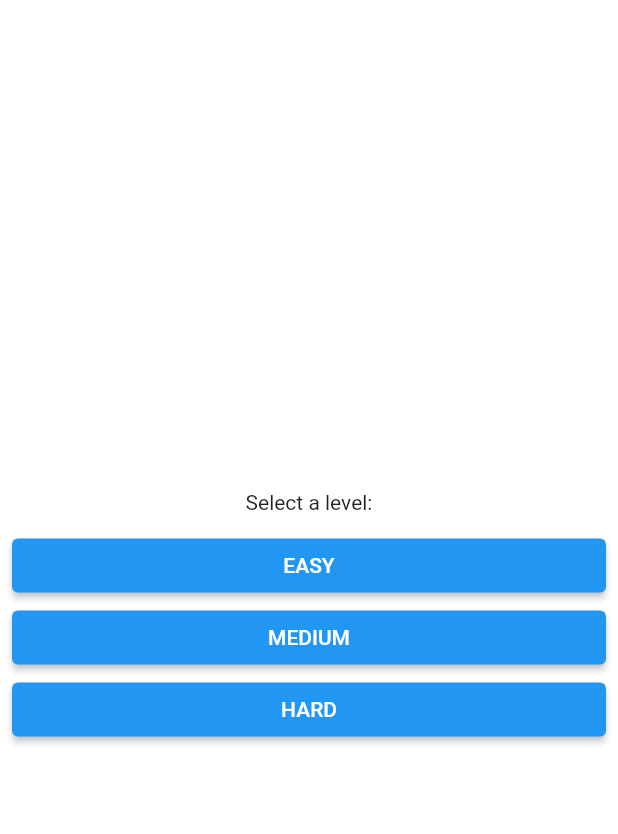
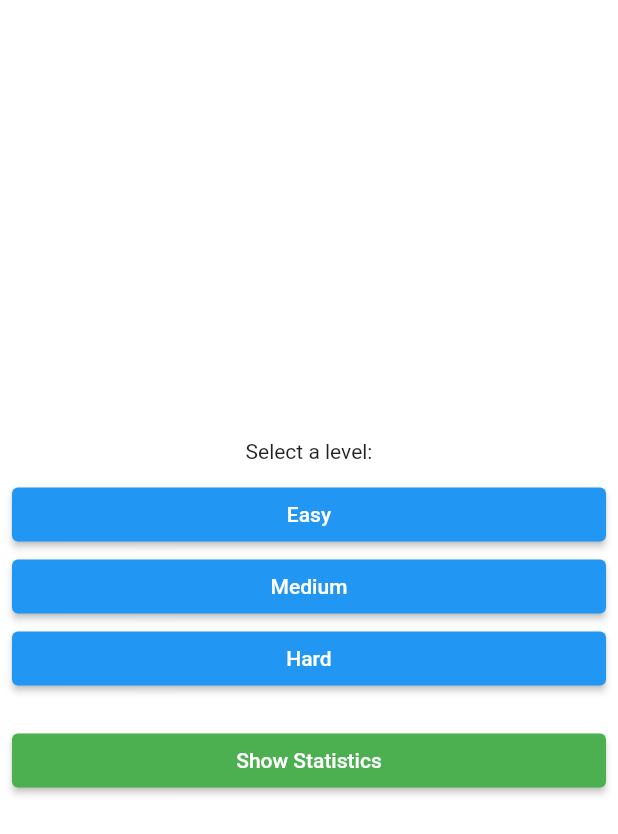
Before and after one commit to xandecoelho5/app-ideas, a Flutter app: the screen it shows after launch, on a phone screen of 412 x 824 dp. Shown: the top 834 px of the screen. Run offline on Flutter 3.47's test engine with Material 2 defaults, Android fonts, the phone set to English and light mode, and no system bars; our stand-ins replace flutter_staggered_animations, get_it.

Commit message:
refactored basically all project - updated readme; - added statistics (win/losses/plays/best times); - added a bar and time to limit the time of game;

```diff
--- /dev/null
+++ b/tier1/card_memory_game/lib/home_screen.dart
@@ -0,0 +1,135 @@
+import 'package:card_memory_game/statistic_controller.dart';
+import 'package:card_memory_game/statistic_widget.dart';
+import 'package:flutter/material.dart';
+
+import 'game.dart';
+import 'game_controller.dart';
+import 'level.dart';
+import 'main.dart';
+
+class HomeScreen extends StatefulWidget {
+  const HomeScreen({Key? key}) : super(key: key);
+
+  @override
+  State<HomeScreen> createState() => _HomeScreenState();
+}
+
+class _HomeScreenState extends State<HomeScreen> {
+  final _gameController = getIt.get<GameController>();
+  bool _isPlaying = false;
+  bool _gameEnded = false;
+  String _gameEndMessage = '';
+
+  @override
+  void initState() {
+    super.initState();
+
+    _gameController.addOnGameEndListener((won) {
+      setState(() {
+        _gameEnded = true;
+        _gameEndMessage = won
+            ? 'Congratulations, you spent ${_gameController.ticks} seconds!!!'
+            : 'Sorry, you lost!';
+      });
+      if (won) {
+        getIt
+            .get<StatisticController>()
+            .updateTime(_gameController.level, _gameController.ticks);
+      }
+      getIt.get<StatisticController>().updateStatistic(won);
+    });
+  }
+
+  void onPlayAgainPressed() {
+    setState(() {
+      _isPlaying = false;
+      _gameEnded = false;
+    });
+  }
+
+  void onLevelSelect(Level level) {
+    setState(() {
+      _isPlaying = true;
+      _gameController.level = level;
+      _gameController.startGame();
+    });
+  }
+
+  void onShowStatisticsPressed() {
+    showDialog(
+      context: context,
+      builder: (context) {
+        return AlertDialog(
+          title: const Text('Statistics'),
+          content: const StatisticWidget(),
+          actions: [
+            TextButton(
+              onPressed: () => Navigator.of(context).pop(),
+              child: const Text('Close'),
+            ),
+          ],
+        );
+      },
+    );
+  }
+
+  _levelWidgets() {
+    return [
+      const Text(
+        'Select a level: ',
+        textAlign: TextAlign.center,
+      ),
+      const SizedBox(height: 10),
+      ...Level.values
+          .map(
+            (level) => ElevatedButton(
+              onPressed: () => onLevelSelect(level),
+              child: Text(level.description),
+            ),
+          )
+          .toList(),
+      Padding(
+        padding: const EdgeInsets.only(top: 20.0),
+        child: ElevatedButton(
+          style: ElevatedButton.styleFrom(
+            backgroundColor: Colors.green,
+          ),
+          onPressed: onShowStatisticsPressed,
+          child: const Text('Show Statistics'),
+        ),
+      ),
+    ];
+  }
+
+  _endedGameWidgets() {
+    return [
+      Text(_gameEndMessage, style: const TextStyle(fontSize: 16)),
+      if (_gameEnded)
+        ElevatedButton(
+          onPressed: onPlayAgainPressed,
+          child: const Text('Play again'),
+        ),
+    ];
+  }
+
+  @override
+  Widget build(BuildContext context) {
+    return Scaffold(
+      backgroundColor: Colors.white,
+      body: SafeArea(
+        child: Padding(
+          padding: const EdgeInsets.all(8.0),
+          child: Column(
+            crossAxisAlignment: CrossAxisAlignment.stretch,
+            mainAxisAlignment: MainAxisAlignment.center,
+            children: [
+              if (!_isPlaying) ..._levelWidgets(),
+              if (_isPlaying) const Game(),
+              if (_gameEnded) ..._endedGameWidgets(),
+            ],
+          ),
+        ),
+      ),
+    );
+  }
+}
--- a/tier1/card_memory_game/lib/level.dart
+++ b/tier1/card_memory_game/lib/level.dart
@@ -1,10 +1,12 @@
 enum Level {
-  easy(2, 100.0),
-  medium(4, 50.0),
-  hard(6, 35.0);
+  easy('Easy', 2, 100.0, 5000),
+  medium('Medium', 4, 50.0, 60000),
+  hard('Hard', 6, 35.0, 300000);
 
-  const Level(this.columns, this.iconSize);
+  const Level(this.description, this.columns, this.iconSize, this.timeLimit);
 
+  final String description;
   final int columns;
   final double iconSize;
+  final int timeLimit;
 }
--- a/tier1/card_memory_game/lib/main.dart
+++ b/tier1/card_memory_game/lib/main.dart
@@ -1,15 +1,16 @@
+import 'package:card_memory_game/statistic_controller.dart';
 import 'package:flutter/material.dart';
-import 'package:flutter_staggered_animations/flutter_staggered_animations.dart';
+import 'package:flutter/services.dart';
 import 'package:get_it/get_it.dart';
 
-import 'game.dart';
 import 'game_controller.dart';
-import 'level.dart';
+import 'home_screen.dart';
 
 GetIt getIt = GetIt.instance;
 
 void main() {
   getIt.registerSingleton<GameController>(GameController());
+  getIt.registerSingleton<StatisticController>(StatisticController());
 
   runApp(const MyApp());
 }
@@ -19,6 +20,8 @@ class MyApp extends StatelessWidget {
 
   @override
   Widget build(BuildContext context) {
+    SystemChrome.setEnabledSystemUIMode(SystemUiMode.immersiveSticky);
+
     return const MaterialApp(
       title: 'Card Memory Game',
       home: HomeScreen(),
@@ -26,86 +29,3 @@ class MyApp extends StatelessWidget {
     );
   }
 }
-
-class HomeScreen extends StatefulWidget {
-  const HomeScreen({Key? key}) : super(key: key);
-
-  @override
-  State<HomeScreen> createState() => _HomeScreenState();
-}
-
-class _HomeScreenState extends State<HomeScreen> {
-  late GameController _gameController;
-  bool _isPlaying = false;
-  bool _gameEnded = false;
-  int _ticks = 0;
-
-  @override
-  void initState() {
-    super.initState();
-    _gameController = getIt.get<GameController>();
-    _gameController.onTickTimer = (v) => setState(() => _ticks = v.tick);
-    _gameController.onGameEnd = () => setState(() => _gameEnded = true);
-  }
-
-  void onPlayAgainPressed() {
-    setState(() {
-      _isPlaying = false;
-      _gameEnded = false;
-      _ticks = 0;
-    });
-  }
-
-  @override
-  Widget build(BuildContext context) {
-    return Scaffold(
-      backgroundColor: Colors.white,
-      body: SafeArea(
-        child: Padding(
-          padding: const EdgeInsets.all(8.0),
-          child: Column(
-            crossAxisAlignment: CrossAxisAlignment.stretch,
-            mainAxisAlignment: MainAxisAlignment.center,
-            children: [
-              if (!_isPlaying)
-                const Text(
-                  'Select a level: ',
-                  textAlign: TextAlign.center,
-                ),
-              if (!_isPlaying) const SizedBox(height: 10),
-              if (!_isPlaying)
-                ...Level.values
-                    .map(
-                      (level) => ElevatedButton(
-                        onPressed: () {
-                          setState(() {
-                            _isPlaying = true;
-                            _gameController.level = level;
-                          });
-                          _gameController.startGame();
-                        },
-                        child: Text(level.name.toUpperCase()),
-                      ),
-                    )
-                    .toList(),
-              if (_isPlaying)
-                const Expanded(
-                  child: AnimationLimiter(child: Game()),
-                ),
-              if (_gameEnded)
-                Text(
-                  'Congratulations, you spent $_ticks seconds!!!',
-                  style: const TextStyle(fontSize: 16),
-                ),
-              if (_gameEnded)
-                ElevatedButton(
-                  onPressed: onPlayAgainPressed,
-                  child: const Text('Play again'),
-                ),
-            ],
-          ),
-        ),
-      ),
-    );
-  }
-}
--- /dev/null
+++ b/tier1/card_memory_game/lib/statistic.dart
@@ -0,0 +1,12 @@
+import 'level.dart';
+
+class Statistic {
+  int plays = 0;
+  int wins = 0;
+  int loses = 0;
+  final Map<Level, int> bestTimeByLevel = {
+    Level.easy: 0,
+    Level.medium: 0,
+    Level.hard: 0,
+  };
+}
--- /dev/null
+++ b/tier1/card_memory_game/lib/statistic_controller.dart
@@ -0,0 +1,30 @@
+import 'package:card_memory_game/level.dart';
+import 'package:card_memory_game/statistic.dart';
+
+class StatisticController {
+  final _statistic = Statistic();
+
+  int get timesPlayed => _statistic.plays;
+
+  int get wins => _statistic.wins;
+
+  int get loses => _statistic.loses;
+
+  int getBestTimeByLevel(Level level) => _statistic.bestTimeByLevel[level]!;
+
+  void updateTime(Level level, int time) {
+    if (_statistic.bestTimeByLevel[level] == 0 ||
+        _statistic.bestTimeByLevel[level]! > time) {
+      _statistic.bestTimeByLevel[level] = time;
+    }
+  }
+
+  void updateStatistic(bool win) {
+    _statistic.plays++;
+    if (win) {
+      _statistic.wins++;
+    } else {
+      _statistic.loses++;
+    }
+  }
+}
```
Also changed, not shown: tier1/card_memory_game/lib/game.dart (+49 -5 lines), tier1/card_memory_game/lib/game_controller.dart (+20 -9 lines), tier1/card_memory_game/lib/statistic_widget.dart (added, +48 -0 lines), 1 other file.
